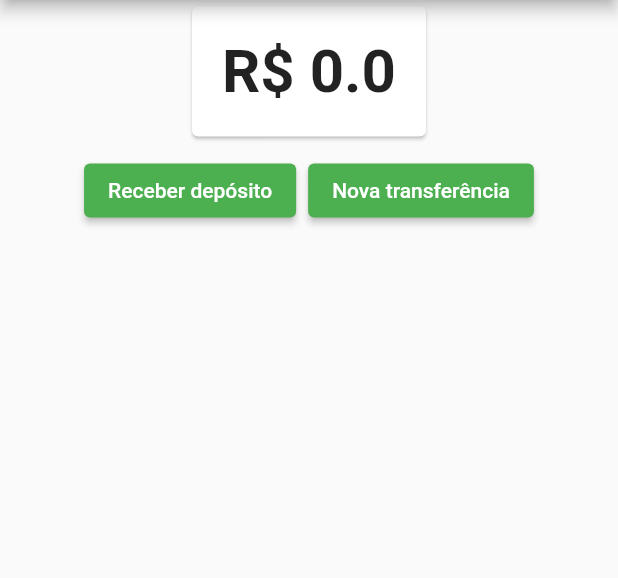
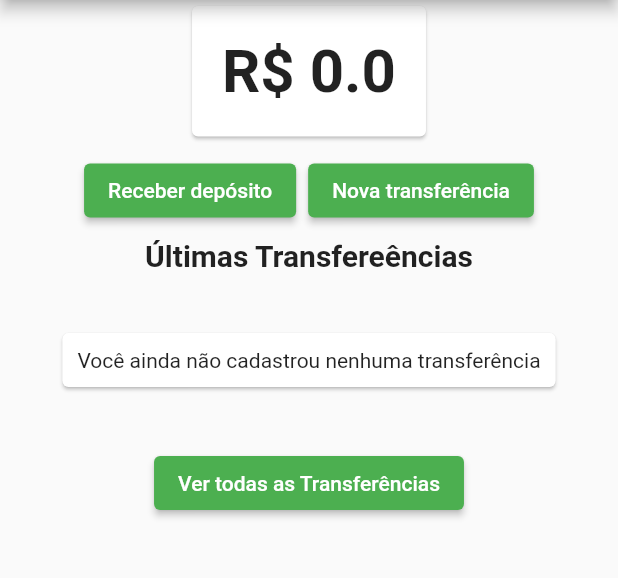
Before and after one commit to pshenriquei/Flluter--Gerenciamento-de-estados-com-Provider, a Flutter app: the screen it shows after launch, on a phone screen of 412 x 824 dp, the part 84-662 px from its top. Run offline on Flutter 3.47's test engine with Material 2 defaults, Android fonts, the phone set to English and light mode, and no system bars.

Commit message:
Validando e finalizando o app
-Como componentizar melhor nossa aplicação, utilizando o mesmo formulário para cadastrar transferências tanto na página inicial, quanto na página de transferências
-Criar uma lista com as últimas transferências realizadas
-Atualizar as listas de acordo com o Provider

```diff
--- a/lib/screens/dashboard/dashboard.dart
+++ b/lib/screens/dashboard/dashboard.dart
@@ -1,6 +1,8 @@
 import 'package:bytebank/screens/dashboard/saldo_card.dart';
 import 'package:bytebank/screens/deposito/formulario.dart';
 import 'package:bytebank/screens/transferencia/formulario.dart';
+import 'package:bytebank/screens/transferencia/lista.dart';
+import 'package:bytebank/screens/transferencia/ultimas.dart';
 import 'package:flutter/cupertino.dart';
 import 'package:flutter/material.dart';
 
@@ -43,6 +45,7 @@ class Dashboard extends StatelessWidget {
                   }),
             ],
           ),
+          UltimasTransferenciais()
         ],
       ),
     );
--- /dev/null
+++ b/lib/screens/transferencia/ultimas.dart
@@ -0,0 +1,71 @@
+import 'package:bytebank/models/transferencias.dart';
+import 'package:flutter/cupertino.dart';
+import 'package:flutter/material.dart';
+import 'package:provider/provider.dart';
+
+import 'lista.dart';
+
+final _titulo = 'Últimas Transfereências';
+
+class UltimasTransferenciais extends StatelessWidget {
+  Widget build(BuildContext context) {
+    return Column(
+      children: <Widget>[
+        Text(
+          _titulo,
+          style: TextStyle(
+            fontWeight: FontWeight.bold,
+            fontSize: 20,
+          ),
+        ),
+        Consumer<Transferencias>(builder: (context, transferencias, child) {
+          final _ultimasTransferencias =
+              transferencias.transferencias.reversed.toList();
+          final _quantidade = transferencias.transferencias.length;
+          int tamanho = 2;
+
+          if(_quantidade == 0){
+            return SemTransferenciaCadastrada();
+          }
+
+          if (_quantidade < 3) {
+            tamanho = _quantidade;
+          }
+          return ListView.builder(
+              padding: const EdgeInsets.all(8),
+              itemCount: tamanho,
+              shrinkWrap: true,
+              itemBuilder: (context, indice) {
+                return ItemTransferencia(_ultimasTransferencias[indice]);
+              });
+        }),
+        ElevatedButton(
+            style: ElevatedButton.styleFrom(primary: Colors.green),
+            child: Text('Ver todas as Transferências'),
+            onPressed: () {
+              Navigator.push(
+                context,
+                MaterialPageRoute(builder: (context) {
+                  return ListaTransferenciasState();
+                }),
+              );
+            }),
+      ],
+    );
+  }
+}
+
+class SemTransferenciaCadastrada extends StatelessWidget {
+  Widget build(BuildContext context) {
+    return Card(
+      margin: EdgeInsets.all(40),
+      child: Padding(
+        padding: EdgeInsets.all(10),
+        child: Text(
+          'Você ainda não cadastrou nenhuma transferência',
+          textAlign: TextAlign.center,
+        ),
+      ),
+    );
+  }
+}
```
Also changed, not shown: lib/models/transferencia.dart (+6 -3 lines), lib/screens/transferencia/lista.dart (+16 -29 lines).
